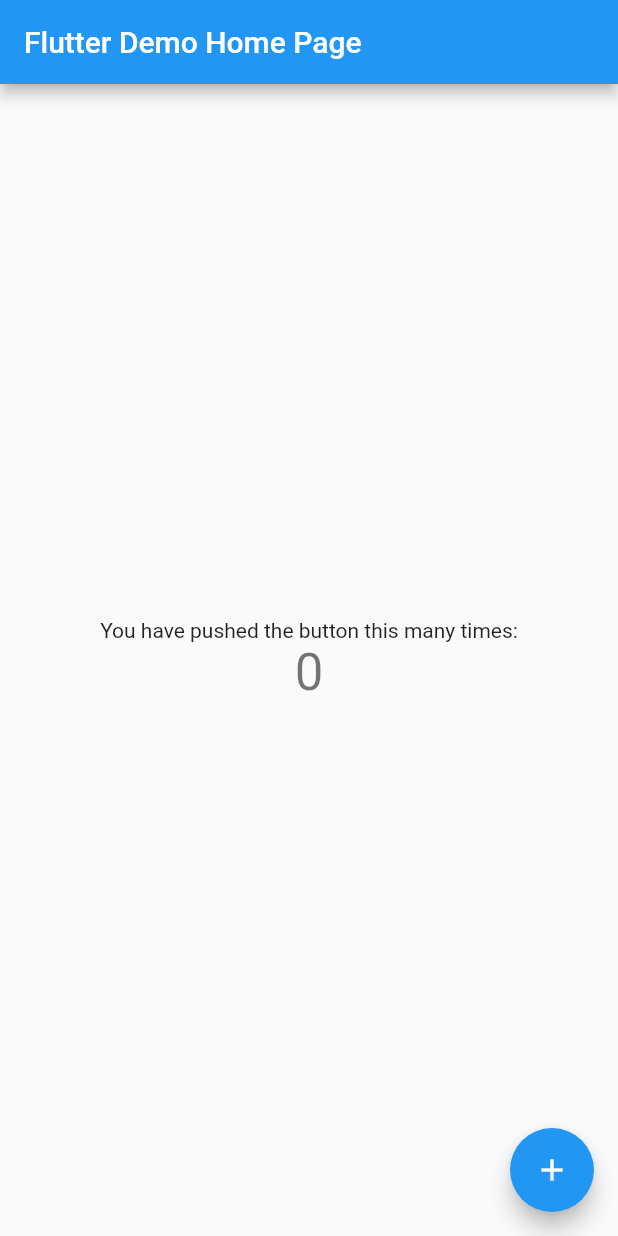
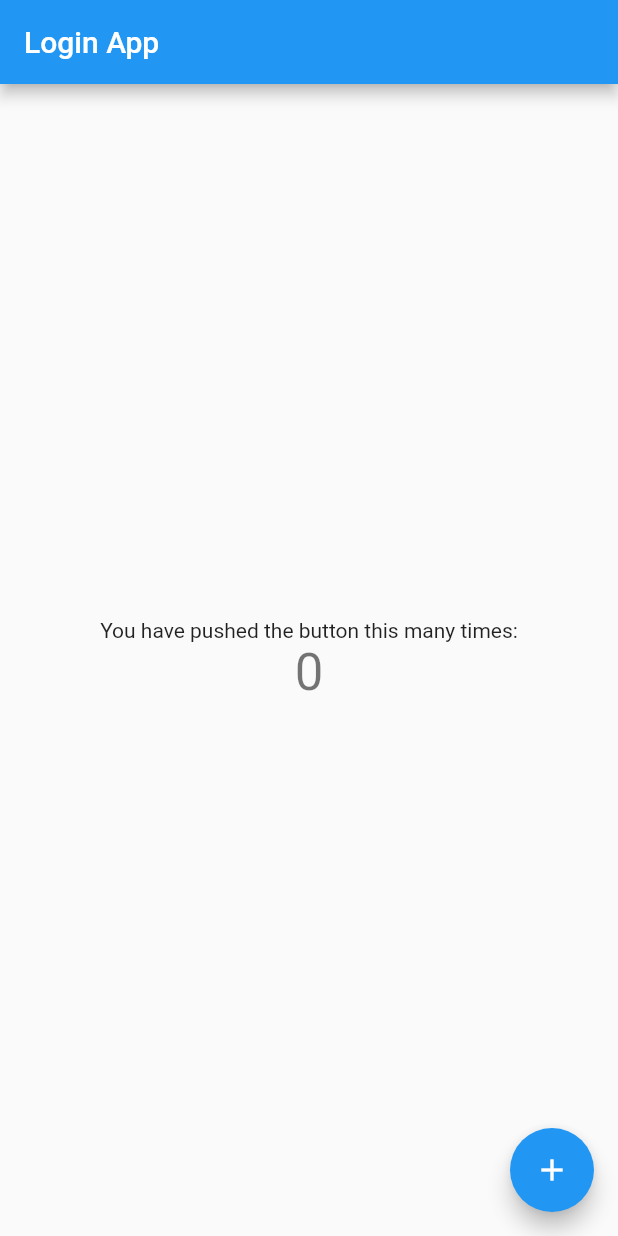
Before and after one commit to rajan315/CodeShanks, a Flutter app: the screen it shows after launch, on a phone screen of 412 x 824 dp. Run offline on Flutter 3.47's test engine with Material 2 defaults, Android fonts, the phone set to English and light mode, and no system bars.

Commit message:
[Arunachalam] Changes title name and class name

```diff
--- a/lib/main.dart
+++ b/lib/main.dart
@@ -24,13 +24,13 @@ class MyApp extends StatelessWidget {
         // is not restarted.
         primarySwatch: Colors.blue,
       ),
-      home: const MyHomePage(title: 'Flutter Demo Home Page'),
+      home: const Login(title: 'Login App'),
     );
   }
 }
 
-class MyHomePage extends StatefulWidget {
-  const MyHomePage({super.key, required this.title});
+class Login extends StatefulWidget {
+  const Login({super.key, required this.title});
 
   // This widget is the home page of your application. It is stateful, meaning
   // that it has a State object (defined below) that contains fields that affect
@@ -44,10 +44,10 @@ class MyHomePage extends StatefulWidget {
   final String title;
 
   @override
-  State<MyHomePage> createState() => _MyHomePageState();
+  State<Login> createState() => _MyHomePageState();
 }
 
-class _MyHomePageState extends State<MyHomePage> {
+class _MyHomePageState extends State<Login> {
   int _counter = 0;
 
   void _incrementCounter() {
```
